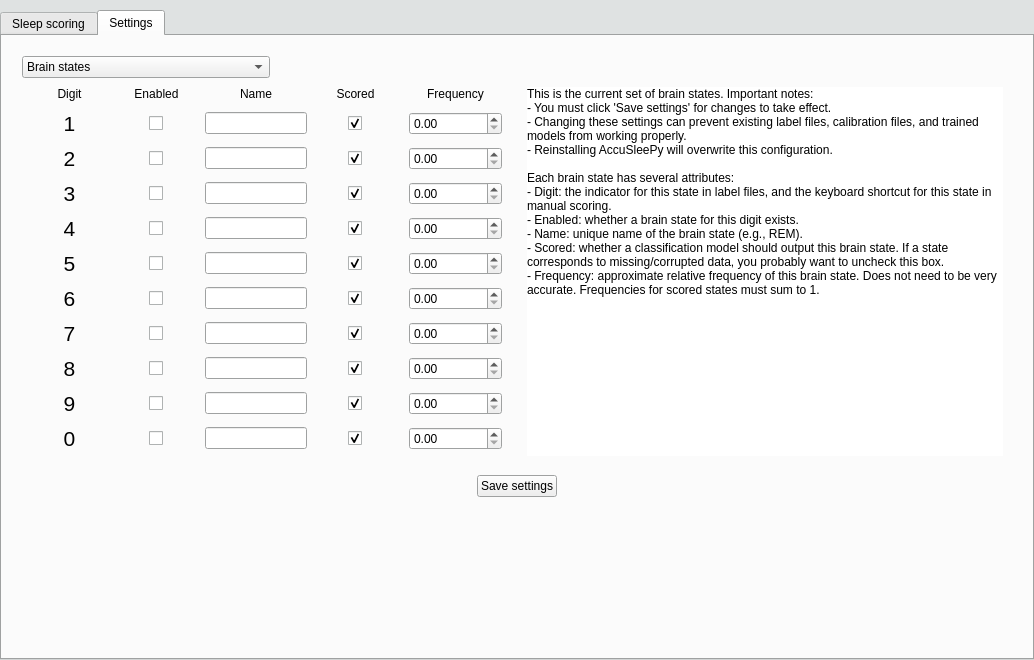
The window that accusleepy/gui/primary_window.ui (zekebarger/AccuSleePy) describes before a commit, drawn with Qt 5.
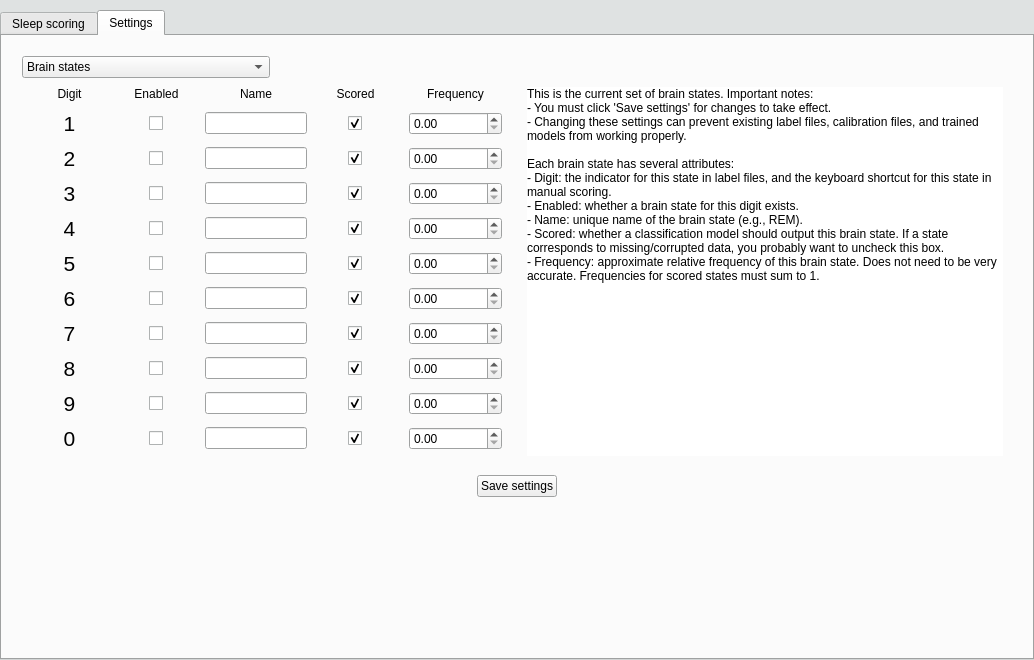
The same window after the commit. The open tabs and pages were chosen to show the change. Icons and pictures are not drawn.

```diff
--- a/accusleepy/gui/primary_window.ui
+++ b/accusleepy/gui/primary_window.ui
@@ -3701,7 +3701,6 @@
                      <string>This is the current set of brain states. Important notes:
 - You must click 'Save settings' for changes to take effect.
 - Changing these settings can prevent existing label files, calibration files, and trained models from working properly.
-- Reinstalling AccuSleePy will overwrite this configuration.
 
 Each brain state has several attributes:
 - Digit: the indicator for this state in label files, and the keyboard shortcut for this state in manual scoring.
```
